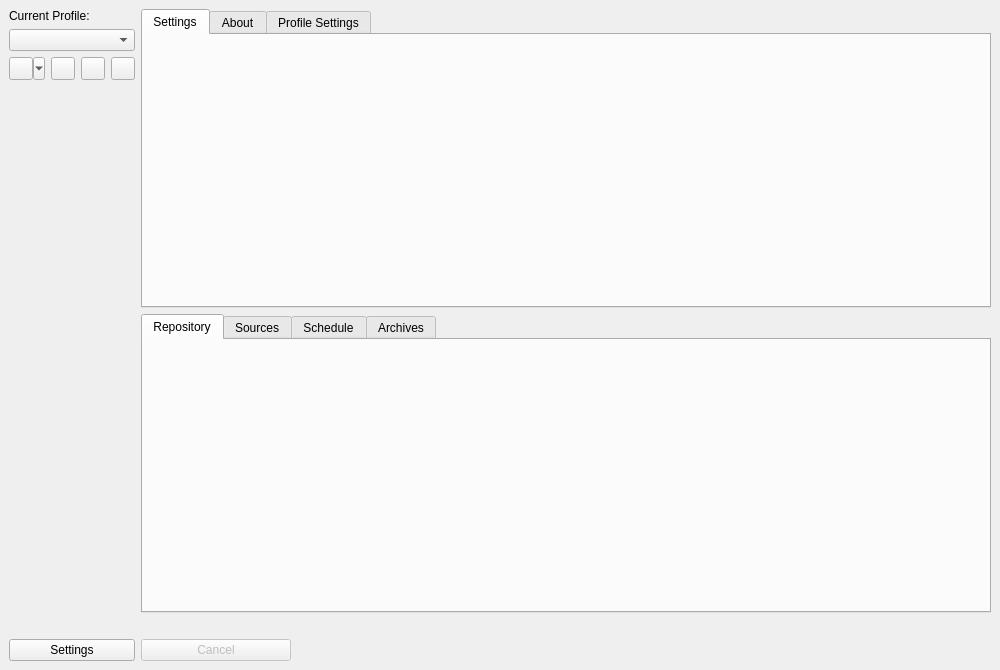
Old version of the form src/vorta/assets/UI/mainwindow.ui in the repository borgbase/vorta.
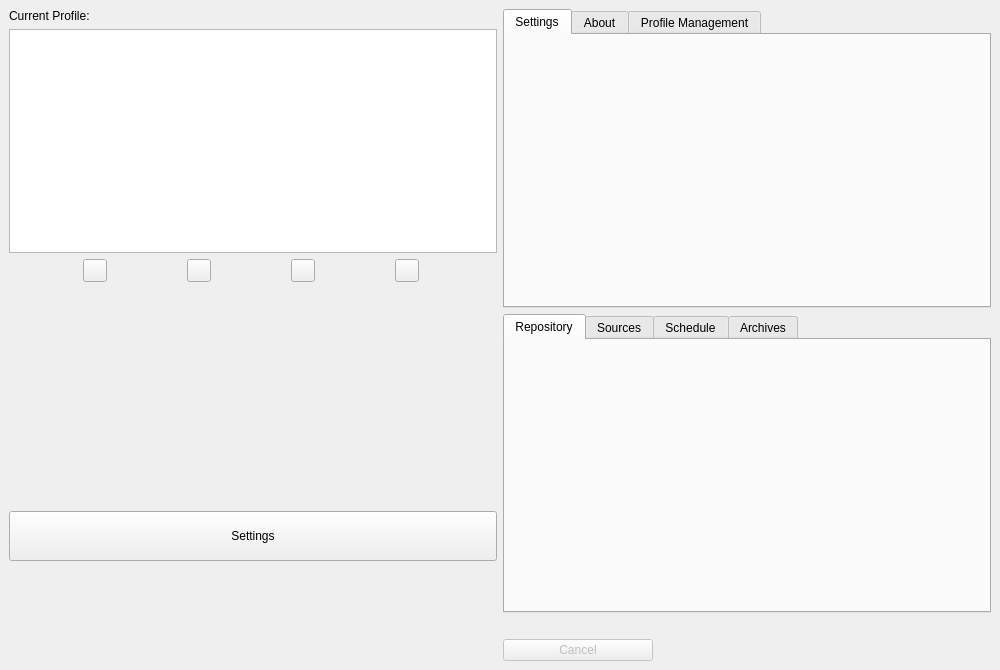
New version of the form.

Commit message: Refactored profile combobox to a list, added settings wheel icon, modified profile add button

```diff
--- a/src/vorta/assets/UI/mainwindow.ui
+++ b/src/vorta/assets/UI/mainwindow.ui
@@ -34,15 +34,15 @@
        </widget>
       </item>
       <item>
-       <widget class="QComboBox" name="profileSelector">
+       <widget class="QListWidget" name="profileSelector">
         <property name="fixedSize">
          <size>
           <width>150</width>
           <height>50</height>
          </size>
         </property>
-        <property name="sizeAdjustPolicy">
-         <enum>QComboBox::AdjustToContents</enum>
+        <property name="verticalScrollBarPolicy">
+         <enum>Qt::ScrollBarAsNeeded</enum>
         </property>
        </widget>
       </item>
@@ -50,8 +50,8 @@
         <layout class="QHBoxLayout" name="horizontalLayout">
           <item>
            <widget class="QToolButton" name="profileAddButton">
-            <property name="toolTip">
-             <string>Add a new profile (Dropdown: Import from file)</string>
+            <property name="text">
+             <string/>
             </property>
             <property name="iconSize">
              <size>
@@ -60,7 +60,7 @@
              </size>
             </property>
             <property name="popupMode">
-             <enum>QToolButton::MenuButtonPopup</enum>
+             <enum>QToolButton::InstantPopup</enum>
             </property>
            </widget>
           </item>
@@ -117,8 +117,33 @@
         <property name="text">
          <string>Settings</string>
         </property>
+        <property name="minimumSize">
+         <size>
+          <width>150</width>
+          <height>50</height>
+         </size>
+        </property>
+        <property name="flat">
+         <bool>false</bool>
+        </property>
        </widget>
       </item>
+      <item>
+       <spacer name="bottomSpacer">
+        <property name="orientation">
+         <enum>Qt::Vertical</enum>
+        </property>
+        <property name="sizeType">
+         <enum>QSizePolicy::Fixed</enum>
+        </property>
+        <property name="sizeHint" stdset="0">
+         <size>
+          <width>20</width>
+          <height>100</height>
+         </size>
+        </property>
+       </spacer>
+      </item>
      </layout>
     </item>
     <item>
@@ -155,7 +180,7 @@
           </widget>
           <widget class="QWidget" name="profileTabSlot">
            <attribute name="title">
-            <string>Profile Settings</string>
+            <string>Profile Management</string>
            </attribute>
           </widget>
          </widget>
```
Left out of the diff: 4 changed lines with no effect on the pictures. The commit also changes 2 other files.
